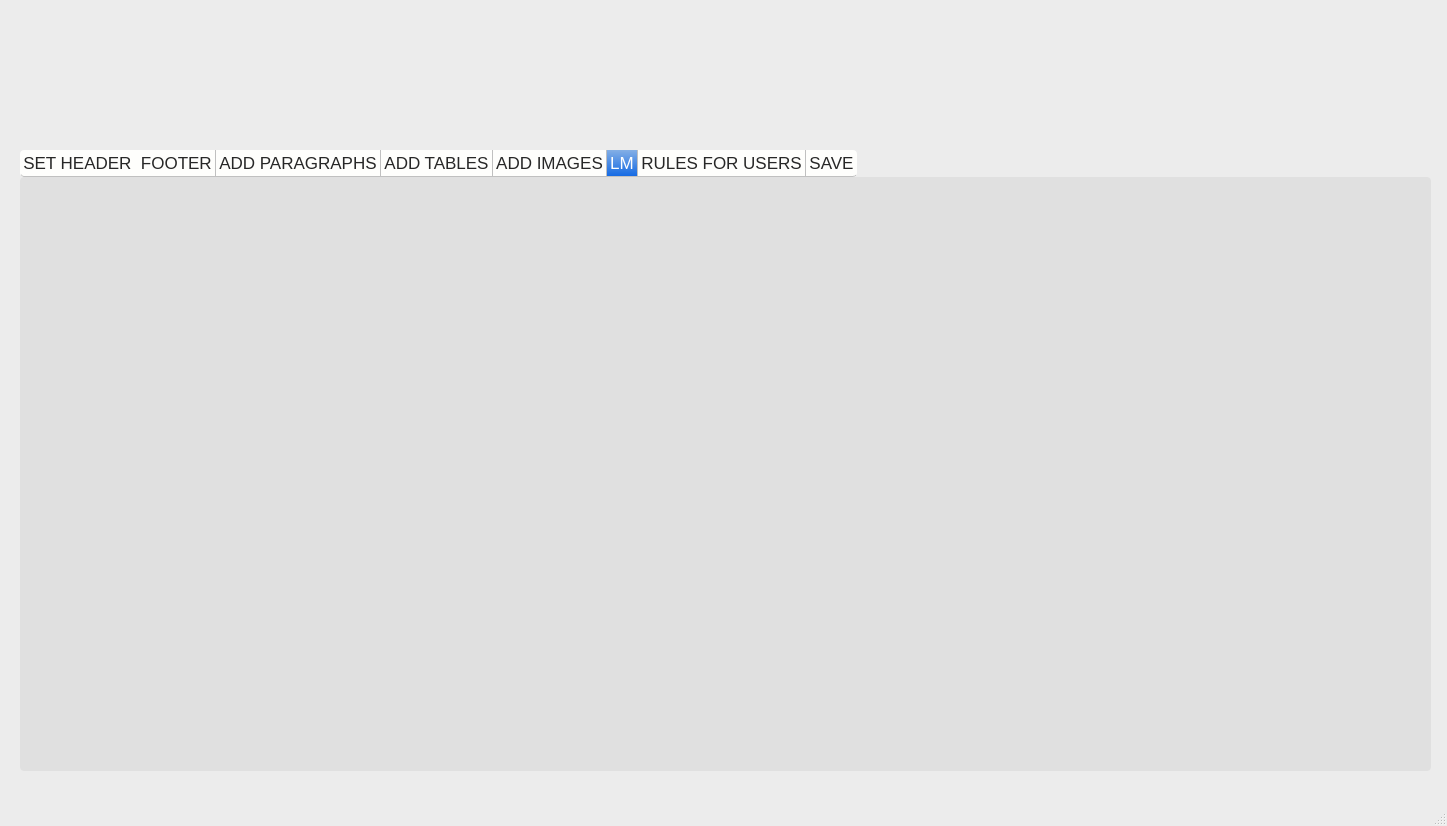
This is MAIN1.ui in Manfaz-Ali/WORD_AUTOMATE as Qt 5 draws it before an edit. The edited form follows.
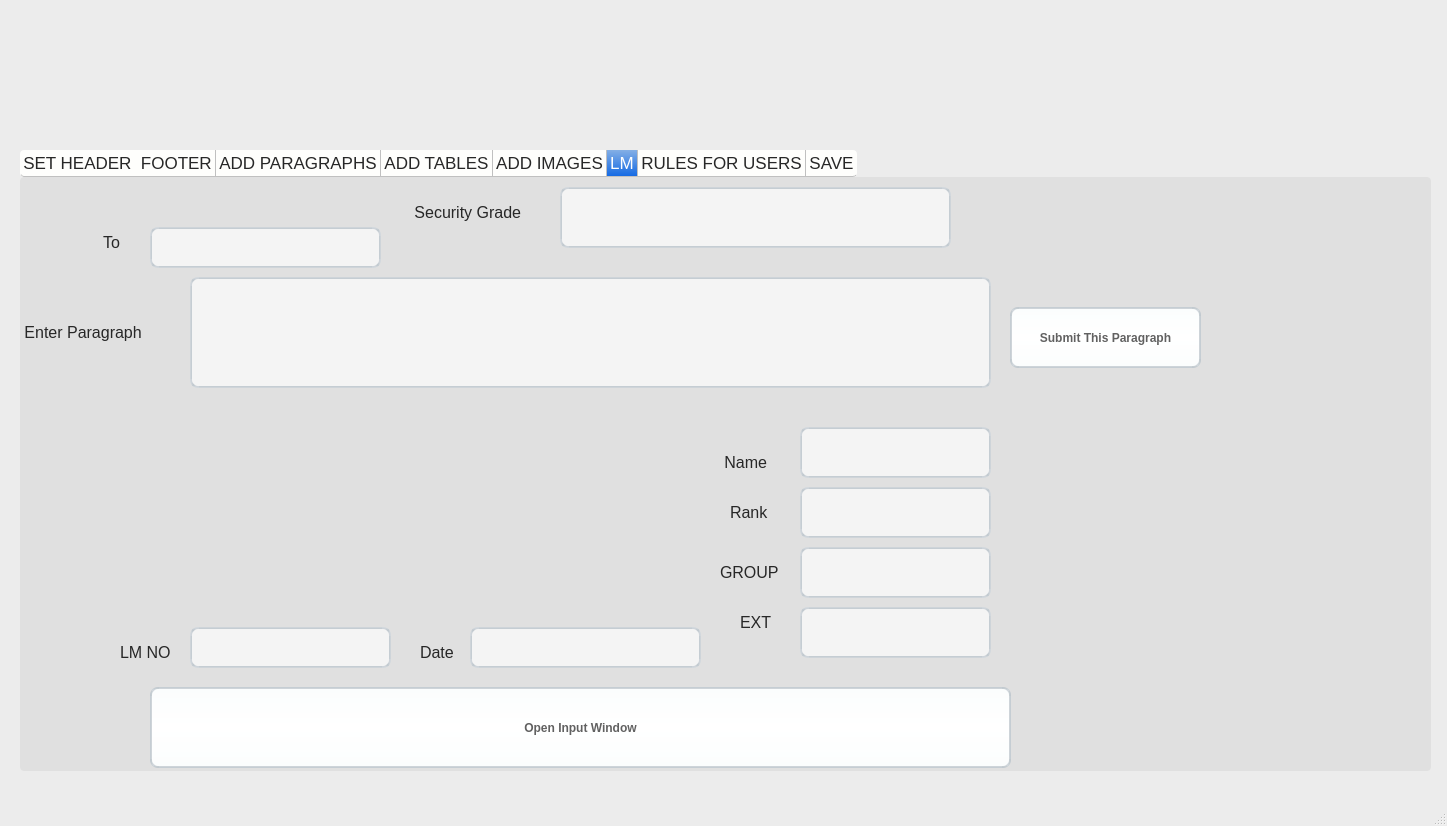
This is the edited form. The open tabs and pages were chosen to show the change. Icons and pictures are not drawn.

Diff of the .ui file:
```diff
--- a/MAIN1.ui
+++ b/MAIN1.ui
@@ -1055,6 +1055,300 @@
      <attribute name="title">
       <string>LM</string>
      </attribute>
+     <widget class="QLineEdit" name="lineEdit_To">
+      <property name="geometry">
+       <rect>
+        <x>130</x>
+        <y>50</y>
+        <width>231</width>
+        <height>41</height>
+       </rect>
+      </property>
+     </widget>
+     <widget class="QLabel" name="date">
+      <property name="geometry">
+       <rect>
+        <x>400</x>
+        <y>460</y>
+        <width>51</width>
+        <height>31</height>
+       </rect>
+      </property>
+      <property name="font">
+       <font>
+        <pointsize>12</pointsize>
+       </font>
+      </property>
+      <property name="text">
+       <string>Date</string>
+      </property>
+     </widget>
+     <widget class="QLabel" name="label_13">
+      <property name="geometry">
+       <rect>
+        <x>710</x>
+        <y>320</y>
+        <width>61</width>
+        <height>31</height>
+       </rect>
+      </property>
+      <property name="font">
+       <font>
+        <pointsize>12</pointsize>
+       </font>
+      </property>
+      <property name="text">
+       <string>Rank</string>
+      </property>
+     </widget>
+     <widget class="QLabel" name="label_14">
+      <property name="geometry">
+       <rect>
+        <x>390</x>
+        <y>20</y>
+        <width>151</width>
+        <height>31</height>
+       </rect>
+      </property>
+      <property name="font">
+       <font>
+        <pointsize>12</pointsize>
+       </font>
+      </property>
+      <property name="text">
+       <string> Security Grade</string>
+      </property>
+     </widget>
+     <widget class="QLineEdit" name="lineEdit_Date">
+      <property name="geometry">
+       <rect>
+        <x>450</x>
+        <y>450</y>
+        <width>231</width>
+        <height>41</height>
+       </rect>
+      </property>
+     </widget>
+     <widget class="QLineEdit" name="lineEdit_Security_Grades">
+      <property name="geometry">
+       <rect>
+        <x>540</x>
+        <y>10</y>
+        <width>391</width>
+        <height>61</height>
+       </rect>
+      </property>
+     </widget>
+     <widget class="QLineEdit" name="lineEdit_LM_NO">
+      <property name="geometry">
+       <rect>
+        <x>170</x>
+        <y>450</y>
+        <width>201</width>
+        <height>41</height>
+       </rect>
+      </property>
+     </widget>
+     <widget class="QPushButton" name="button_submit">
+      <property name="geometry">
+       <rect>
+        <x>800</x>
+        <y>670</y>
+        <width>281</width>
+        <height>91</height>
+       </rect>
+      </property>
+      <property name="text">
+       <string>Submit</string>
+      </property>
+     </widget>
+     <widget class="QLabel" name="label_16">
+      <property name="geometry">
+       <rect>
+        <x>70</x>
+        <y>50</y>
+        <width>41</width>
+        <height>31</height>
+       </rect>
+      </property>
+      <property name="font">
+       <font>
+        <pointsize>12</pointsize>
+       </font>
+      </property>
+      <property name="text">
+       <string>   To</string>
+      </property>
+     </widget>
+     <widget class="QLabel" name="label_17">
+      <property name="geometry">
+       <rect>
+        <x>700</x>
+        <y>270</y>
+        <width>61</width>
+        <height>31</height>
+       </rect>
+      </property>
+      <property name="font">
+       <font>
+        <pointsize>12</pointsize>
+       </font>
+      </property>
+      <property name="text">
+       <string> Name</string>
+      </property>
+     </widget>
+     <widget class="QLineEdit" name="lineEdit_Rank">
+      <property name="geometry">
+       <rect>
+        <x>780</x>
+        <y>310</y>
+        <width>191</width>
+        <height>51</height>
+       </rect>
+      </property>
+     </widget>
+     <widget class="QLineEdit" name="lineEdit_Name">
+      <property name="geometry">
+       <rect>
+        <x>780</x>
+        <y>250</y>
+        <width>191</width>
+        <height>51</height>
+       </rect>
+      </property>
+     </widget>
+     <widget class="QPlainTextEdit" name="P1">
+      <property name="enabled">
+       <bool>true</bool>
+      </property>
+      <property name="geometry">
+       <rect>
+        <x>170</x>
+        <y>100</y>
+        <width>801</width>
+        <height>111</height>
+       </rect>
+      </property>
+     </widget>
+     <widget class="QLabel" name="lm_no">
+      <property name="geometry">
+       <rect>
+        <x>100</x>
+        <y>460</y>
+        <width>61</width>
+        <height>31</height>
+       </rect>
+      </property>
+      <property name="font">
+       <font>
+        <pointsize>12</pointsize>
+       </font>
+      </property>
+      <property name="text">
+       <string>LM NO</string>
+      </property>
+     </widget>
+     <widget class="QLabel" name="label_19">
+      <property name="geometry">
+       <rect>
+        <x>0</x>
+        <y>140</y>
+        <width>161</width>
+        <height>31</height>
+       </rect>
+      </property>
+      <property name="font">
+       <font>
+        <pointsize>12</pointsize>
+       </font>
+      </property>
+      <property name="text">
+       <string> Enter Paragraph </string>
+      </property>
+     </widget>
+     <widget class="QPushButton" name="pushButton">
+      <property name="geometry">
+       <rect>
+        <x>130</x>
+        <y>510</y>
+        <width>861</width>
+        <height>81</height>
+       </rect>
+      </property>
+      <property name="text">
+       <string>Open Input Window</string>
+      </property>
+     </widget>
+     <widget class="QPushButton" name="pushButton_2">
+      <property name="geometry">
+       <rect>
+        <x>990</x>
+        <y>130</y>
+        <width>191</width>
+        <height>61</height>
+       </rect>
+      </property>
+      <property name="text">
+       <string>Submit This Paragraph</string>
+      </property>
+     </widget>
+     <widget class="QLineEdit" name="lineEdit_Group">
+      <property name="geometry">
+       <rect>
+        <x>780</x>
+        <y>370</y>
+        <width>191</width>
+        <height>51</height>
+       </rect>
+      </property>
+     </widget>
+     <widget class="QLabel" name="label_15">
+      <property name="geometry">
+       <rect>
+        <x>720</x>
+        <y>430</y>
+        <width>51</width>
+        <height>31</height>
+       </rect>
+      </property>
+      <property name="font">
+       <font>
+        <pointsize>12</pointsize>
+       </font>
+      </property>
+      <property name="text">
+       <string>EXT</string>
+      </property>
+     </widget>
+     <widget class="QLineEdit" name="lineEdit_Tell">
+      <property name="geometry">
+       <rect>
+        <x>780</x>
+        <y>430</y>
+        <width>191</width>
+        <height>51</height>
+       </rect>
+      </property>
+     </widget>
+     <widget class="QLabel" name="label_18">
+      <property name="geometry">
+       <rect>
+        <x>700</x>
+        <y>380</y>
+        <width>71</width>
+        <height>31</height>
+       </rect>
+      </property>
+      <property name="font">
+       <font>
+        <pointsize>12</pointsize>
+       </font>
+      </property>
+      <property name="text">
+       <string>GROUP</string>
+      </property>
+     </widget>
     </widget>
     <widget class="QWidget" name="tab6">
      <attribute name="title">
```
Left out of the diff: 2 changed lines with no effect on the pictures.
